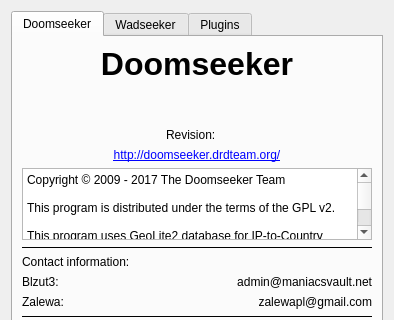
Qt form src/core/gui/aboutdialog.ui (Destroyerrrocket/doomseeker-unofficial) before a commit; both pictures show x 0 to 394 and y 0 to 320 of the 394 by 526 pixel window.
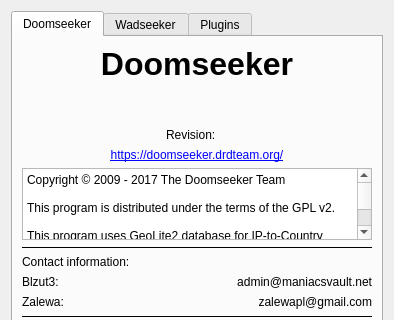
The same form after that commit.

Commit message: - Replaced HTTP addresses with HTTPS wherever applicable & possible.

What changed in the file:
```diff
--- a/src/core/gui/aboutdialog.ui
+++ b/src/core/gui/aboutdialog.ui
@@ -132,7 +132,7 @@
        <item>
         <widget class="QLabel" name="label_3">
          <property name="text">
-          <string>&lt;a href=&quot;http://doomseeker.drdteam.org/&quot;&gt;http://doomseeker.drdteam.org/&lt;/a&gt;</string>
+          <string>&lt;a href=&quot;https://doomseeker.drdteam.org/&quot;&gt;https://doomseeker.drdteam.org/&lt;/a&gt;</string>
          </property>
          <property name="alignment">
           <set>Qt::AlignHCenter|Qt::AlignTop</set>
```
Left out of the diff: 2 changed lines with no effect on the pictures. The commit also changes 18 other files.
